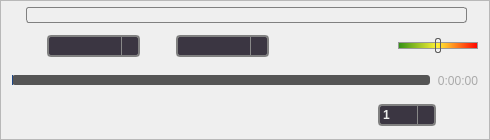
Above: vlc-record/forms/qoverlayedcontrol.ui from code-google-com/vlc-record before the change. Below: the same form after it.
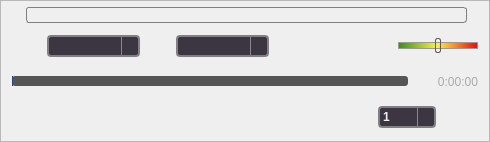
That is the form after the change. Icons and pictures are not drawn. Custom widgets are drawn as their Qt base class.

Diff of the .ui file:
```diff
--- a/vlc-record/forms/qoverlayedcontrol.ui
+++ b/vlc-record/forms/qoverlayedcontrol.ui
@@ -7,7 +7,7 @@
     <x>0</x>
     <y>0</y>
     <width>490</width>
-    <height>140</height>
+    <height>142</height>
    </rect>
   </property>
   <property name="windowTitle">
@@ -533,6 +533,12 @@
           <property name="enabled">
            <bool>true</bool>
           </property>
+          <property name="minimumSize">
+           <size>
+            <width>66</width>
+            <height>0</height>
+           </size>
+          </property>
           <property name="styleSheet">
            <string notr="true">QLabel#labTime {
 color: #aaa;
```
